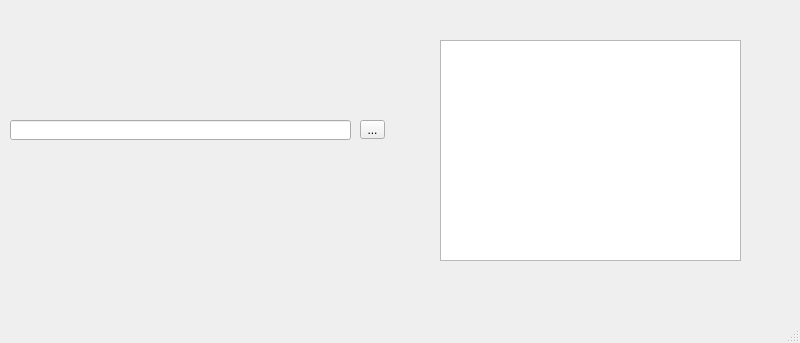
Qt form F_Ui/F_Interface_1.ui (ClementBaty/m2_2025-2026) before a commit.
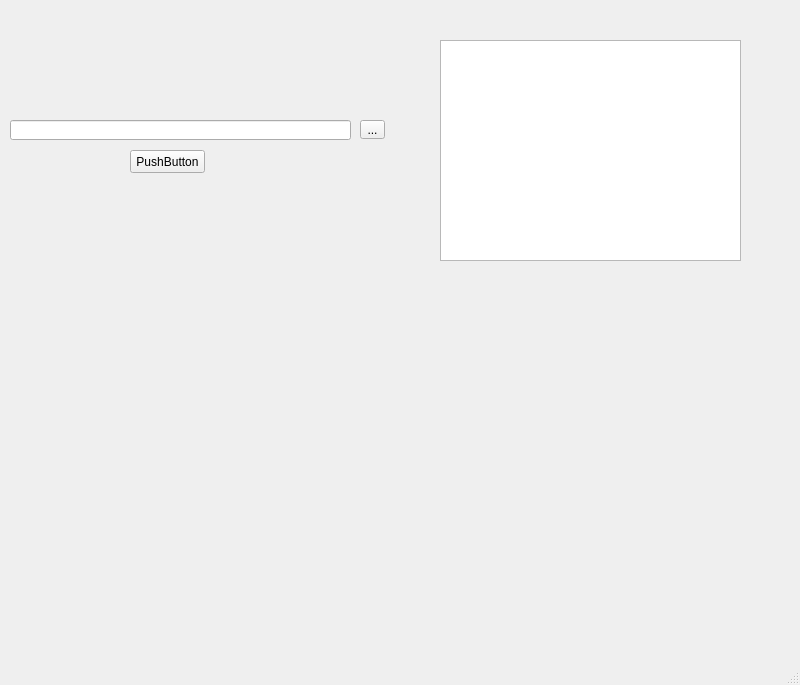
The same form after that commit.

Commit message: Ajout d'un bouton affichage

```diff
--- a/F_Ui/F_Interface_1.ui
+++ b/F_Ui/F_Interface_1.ui
@@ -7,7 +7,7 @@
     <x>0</x>
     <y>0</y>
     <width>800</width>
-    <height>343</height>
+    <height>685</height>
    </rect>
   </property>
   <property name="windowTitle">
@@ -47,6 +47,19 @@
      </rect>
     </property>
    </widget>
+   <widget class="QPushButton" name="affichage_graph">
+    <property name="geometry">
+     <rect>
+      <x>130</x>
+      <y>150</y>
+      <width>75</width>
+      <height>23</height>
+     </rect>
+    </property>
+    <property name="text">
+     <string>PushButton</string>
+    </property>
+   </widget>
   </widget>
   <widget class="QMenuBar" name="menubar">
    <property name="geometry">
```
Left out of the diff: 5 changed lines with no effect on the pictures.
